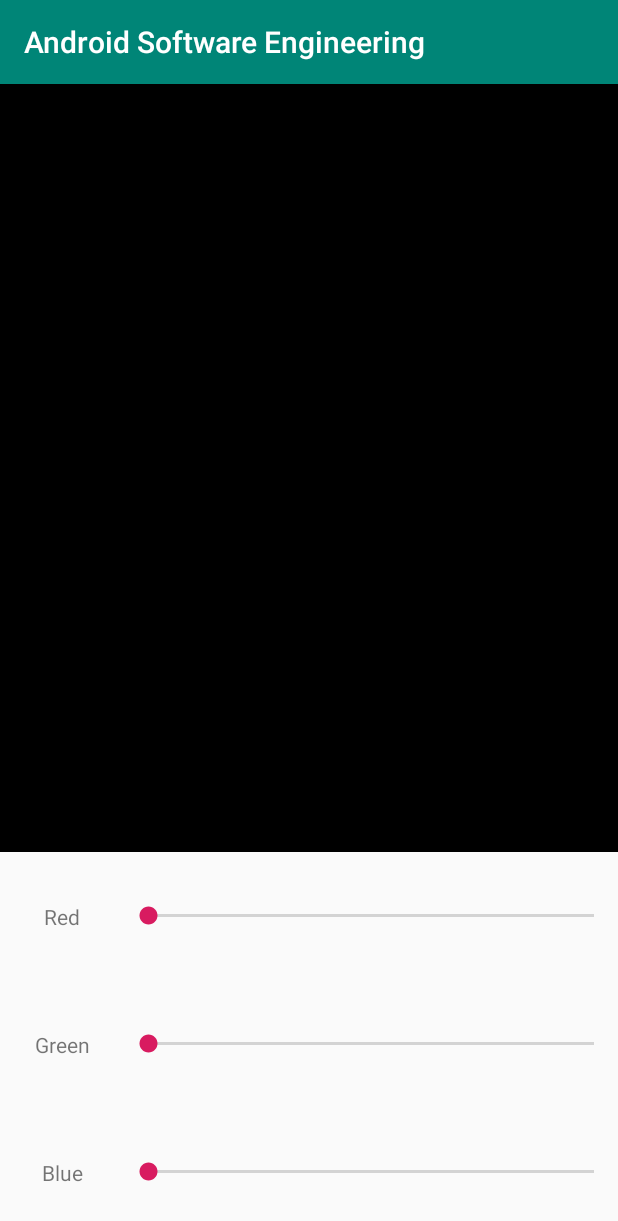
After one commit to MichaelDark/se_android, an Android app: the Practice1Activity screen opened directly, with no data from a screen before it, on a phone screen of 412 x 824 dp. The commit adds this screen. Shown: the top 1221 px of the screen. Run offline under Robolectric (Android 15) with nearby library versions, the phone set to English and light mode, and no system bars.

Commit message:
Add Practice 1 task

```diff
--- a/app/src/main/java/ua/temnokhud/App.java
+++ b/app/src/main/java/ua/temnokhud/app/App.java
@@ -1,4 +1,4 @@
-package ua.temnokhud;
+package ua.temnokhud.app;
 
 import android.app.Application;
 
--- /dev/null
+++ b/app/src/main/java/ua/temnokhud/app/activity/Practice1Activity.java
@@ -0,0 +1,70 @@
+package ua.temnokhud.app.activity;
+
+import android.content.res.Configuration;
+import android.os.Bundle;
+import android.util.Log;
+import android.view.View;
+import android.widget.LinearLayout;
+import android.widget.SeekBar;
+
+import androidx.annotation.NonNull;
+import androidx.appcompat.app.AppCompatActivity;
+
+import ua.temnokhud.R;
+import ua.temnokhud.app.model.InputColor;
+import ua.temnokhud.app.util.listeners.SeekBarProgressChangedListener;
+
+public class Practice1Activity extends AppCompatActivity {
+
+    private LinearLayout lltRoot;
+    private View vPalette;
+    private SeekBar skbRed;
+    private SeekBar skbGreen;
+    private SeekBar skbBlue;
+
+    private InputColor inputColor;
+
+    @Override
+    protected void onCreate(Bundle savedInstanceState) {
+        super.onCreate(savedInstanceState);
+        setContentView(R.layout.activity_practice_1);
+        onCreateViews(savedInstanceState);
+        onCreateListeners();
+    }
+
+    private void onCreateViews(Bundle savedInstanceState) {
+        lltRoot = findViewById(R.id.activity_practice_1_llt_root);
+        vPalette = findViewById(R.id.activity_practice_1_v_palette);
+        skbRed = findViewById(R.id.activity_practice_1_skb_red);
+        skbGreen = findViewById(R.id.activity_practice_1_skb_green);
+        skbBlue = findViewById(R.id.activity_practice_1_skb_blue);
+
+        inputColor = new InputColor();
+        setInputColor(inputColor);
+    }
+
+    @Override
+    public void onConfigurationChanged(@NonNull Configuration newConfig) {
+        super.onConfigurationChanged(newConfig);
+        lltRoot.setOrientation(newConfig.orientation == Configuration.ORIENTATION_LANDSCAPE
+                ? LinearLayout.HORIZONTAL
+                : LinearLayout.VERTICAL);
+    }
+
+    private void onCreateListeners() {
+        skbRed.setOnSeekBarChangeListener((SeekBarProgressChangedListener)
+                (seekBar, i, b) -> setInputColor(inputColor.withRed(255 * i / 100)));
+        skbGreen.setOnSeekBarChangeListener((SeekBarProgressChangedListener)
+                (seekBar, i, b) -> setInputColor(inputColor.withGreen(255 * i / 100)));
+        skbBlue.setOnSeekBarChangeListener((SeekBarProgressChangedListener)
+                (seekBar, i, b) -> setInputColor(inputColor.withBlue(255 * i / 100)));
+    }
+
+    private void setInputColor(InputColor inputColor) {
+        this.inputColor = inputColor;
+        Log.d("InputColor", inputColor.toString());
+        vPalette.setBackgroundColor(inputColor.getIntColor());
+    }
+
+
+}
--- /dev/null
+++ b/app/src/main/java/ua/temnokhud/app/model/InputColor.java
@@ -0,0 +1,47 @@
+package ua.temnokhud.app.model;
+
+import androidx.annotation.NonNull;
+
+import lombok.Data;
+
+@Data
+public class InputColor {
+
+    private double red;
+    private double green;
+    private double blue;
+
+    public InputColor withRed(double red) {
+        this.red = red;
+        return this;
+    }
+
+    public InputColor withGreen(double green) {
+        this.green = green;
+        return this;
+    }
+
+    public InputColor withBlue(double blue) {
+        this.blue = blue;
+        return this;
+    }
+
+    public int getIntColor() {
+        int redComponent = ((int) red << 16) & 0x00FF0000;
+        int greenComponent = ((int) green << 8) & 0x0000FF00;
+        int blueComponent = (int) blue & 0x000000FF;
+
+        return 0xFF000000 | redComponent | greenComponent | blueComponent;
+    }
+
+    @NonNull
+    @Override
+    public String toString() {
+        return "InputColor{" +
+                "red=" + red +
+                ", green=" + green +
+                ", blue=" + blue +
+                ", color=" + Integer.toHexString(getIntColor()) +
+                '}';
+    }
+}
--- /dev/null
+++ b/app/src/main/res/layout/activity_practice_1.xml
@@ -0,0 +1,87 @@
+<?xml version="1.0" encoding="utf-8"?>
+<LinearLayout xmlns:android="http://schemas.android.com/apk/res/android"
+    xmlns:app="http://schemas.android.com/apk/res-auto"
+    android:id="@+id/activity_practice_1_llt_root"
+    android:layout_width="match_parent"
+    android:layout_height="match_parent"
+    android:orientation="vertical">
+
+    <View
+        android:id="@+id/activity_practice_1_v_palette"
+        android:layout_width="match_parent"
+        android:layout_height="match_parent"
+        android:layout_weight="1"
+        android:background="@color/colorPrimary" />
+
+    <androidx.constraintlayout.widget.ConstraintLayout
+        android:layout_width="match_parent"
+        android:layout_height="match_parent"
+        android:layout_weight="2">
+
+        <SeekBar
+            android:id="@+id/activity_practice_1_skb_green"
+            android:layout_width="0dp"
+            android:layout_height="0dp"
+
+            app:layout_constraintBottom_toTopOf="@id/activity_practice_1_skb_blue"
+            app:layout_constraintEnd_toEndOf="parent"
+            app:layout_constraintStart_toEndOf="@id/activity_practice_1_txv_green"
+            app:layout_constraintTop_toBottomOf="@id/activity_practice_1_skb_red" />
+
+        <SeekBar
+            android:id="@+id/activity_practice_1_skb_red"
+            android:layout_width="0dp"
+            android:layout_height="0dp"
+            app:layout_constraintBottom_toTopOf="@id/activity_practice_1_skb_green"
+            app:layout_constraintEnd_toEndOf="parent"
+            app:layout_constraintStart_toEndOf="@id/activity_practice_1_txv_red"
+            app:layout_constraintTop_toTopOf="parent" />
+
+        <SeekBar
+            android:id="@+id/activity_practice_1_skb_blue"
+            android:layout_width="0dp"
+            android:layout_height="0dp"
+            app:layout_constraintBottom_toBottomOf="parent"
+            app:layout_constraintEnd_toEndOf="parent"
+            app:layout_constraintStart_toEndOf="@id/activity_practice_1_txv_blue"
+            app:layout_constraintTop_toBottomOf="@id/activity_practice_1_skb_green" />
+
+        <TextView
+            android:id="@+id/activity_practice_1_txv_red"
+            android:layout_width="0dp"
+            android:layout_height="wrap_content"
+            android:text="@string/text_red"
+            android:textAlignment="center"
+            app:layout_constraintBottom_toBottomOf="@id/activity_practice_1_skb_red"
+            app:layout_constraintEnd_toStartOf="@id/activity_practice_1_skb_red"
+            app:layout_constraintStart_toStartOf="parent"
+            app:layout_constraintTop_toTopOf="@id/activity_practice_1_skb_red"
+            app:layout_constraintWidth_percent="0.2" />
+
+        <TextView
+            android:id="@+id/activity_practice_1_txv_green"
+            android:layout_width="0dp"
+            android:layout_height="wrap_content"
+            android:text="@string/text_green"
+            android:textAlignment="center"
+            app:layout_constraintBottom_toBottomOf="@id/activity_practice_1_skb_green"
+            app:layout_constraintEnd_toStartOf="@id/activity_practice_1_skb_green"
+            app:layout_constraintStart_toStartOf="parent"
+            app:layout_constraintTop_toTopOf="@id/activity_practice_1_skb_green"
+            app:layout_constraintWidth_percent="0.2" />
+
+        <TextView
+            android:id="@+id/activity_practice_1_txv_blue"
+            android:layout_width="0dp"
+            android:layout_height="wrap_content"
+            android:text="@string/text_blue"
+            android:textAlignment="center"
+            app:layout_constraintBottom_toBottomOf="@id/activity_practice_1_skb_blue"
+            app:layout_constraintEnd_toStartOf="@id/activity_practice_1_skb_blue"
+            app:layout_constraintStart_toStartOf="parent"
+            app:layout_constraintTop_toTopOf="@id/activity_practice_1_skb_blue"
+            app:layout_constraintWidth_percent="0.2" />
+
+    </androidx.constraintlayout.widget.ConstraintLayout>
+
+</LinearLayout>
--- a/app/src/main/res/values/strings.xml
+++ b/app/src/main/res/values/strings.xml
@@ -1,3 +1,7 @@
 <resources>
     <string name="app_name">Android Software Engineering</string>
+    <string name="text_red">Red</string>
+    <string name="text_green">Green</string>
+    <string name="text_blue">Blue</string>
+    <string name="text_practice_1">Practice 1</string>
 </resources>
```
Also changed, not shown: app/build.gradle (+12 -4 lines), app/src/main/AndroidManifest.xml (+17 -7 lines), app/src/main/java/ua/temnokhud/MainActivity.java (deleted, +0 -15 lines), app/src/main/java/ua/temnokhud/app/activity/MainActivity.java (added, +23 -0 lines), app/src/main/java/ua/temnokhud/app/util/listeners/SeekBarProgressChangedListener.java (added, +13 -0 lines), app/src/main/res/layout/activity_main.xml (+10 -9 lines).
